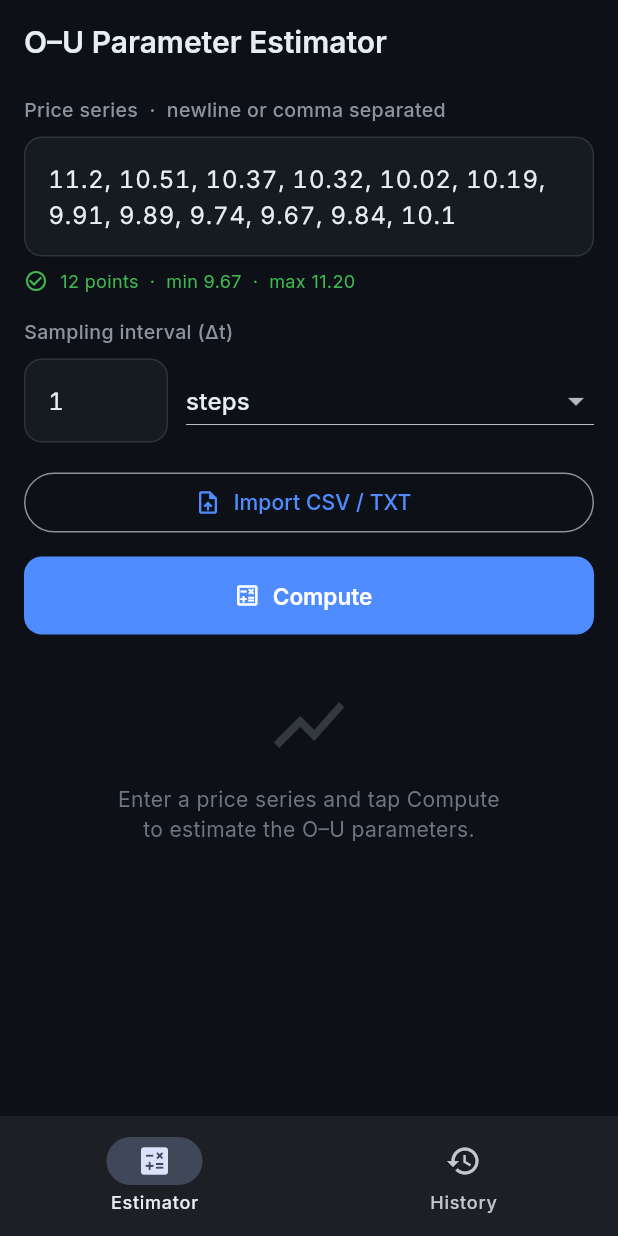
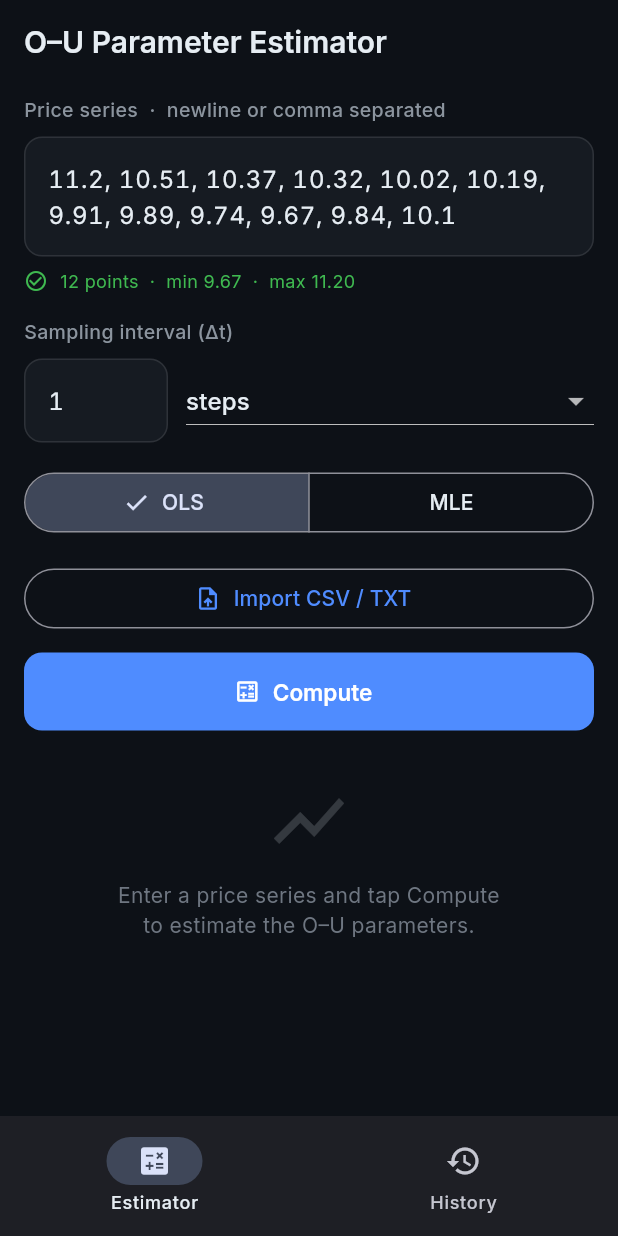
Before and after one commit to rakibulmehedi/ou_estimator, a Flutter app: the screen it shows after launch, on a phone screen of 412 x 824 dp. Run offline on Flutter 3.47's test engine with Material 3 defaults, Android fonts, the phone set to English and light mode, and no system bars; our stand-ins replace file_picker, fl_chart, flutter_animate, flutter_riverpod, google_fonts, isar_community; accounts and stored records are empty; generated files the repository leaves out were written again.

Commit message:
feat: estimation depth UI — OLS/MLE toggle, DiagnosticsPanel

```diff
--- a/lib/ui/estimation/estimation_screen.dart
+++ b/lib/ui/estimation/estimation_screen.dart
@@ -6,6 +6,7 @@ import '../core/theme.dart';
 import '../core/tokens.dart';
 import '../core/widgets/section_label.dart';
 import 'estimation_state.dart';
+import 'widgets/diagnostics_panel.dart';
 import 'widgets/input_panel.dart';
 import 'widgets/metrics_panel.dart';
 import 'widgets/price_chart.dart';
@@ -84,6 +85,10 @@ class _EstimationScreenState extends ConsumerState<EstimationScreen> {
           const SizedBox(height: Spacing.xl),
           MetricsPanel(result: state.result!, unitLabel: state.unitLabel),
           const SizedBox(height: Spacing.xl),
+          const SectionLabel('Fit diagnostics'),
+          const SizedBox(height: Spacing.md),
+          DiagnosticsPanel(result: state.result!),
+          const SizedBox(height: Spacing.xl),
           const SectionLabel('Series & equilibrium (μ)'),
           const SizedBox(height: Spacing.md),
           SizedBox(
--- a/lib/ui/estimation/estimation_state.dart
+++ b/lib/ui/estimation/estimation_state.dart
@@ -1,4 +1,5 @@
 import '../../domain/use_cases/ou_estimator.dart';
+import '../../domain/value/estimation_method.dart';
 
 /// Immutable snapshot of the estimation screen.
 class EstimationState {
@@ -8,6 +9,8 @@ class EstimationState {
     this.error,
     this.loading = false,
     this.unitLabel = 'step',
+    this.method = EstimationMethod.ols,
+    this.samplingIntervalSeconds,
   });
 
   final List<double> series;
@@ -15,8 +18,10 @@ class EstimationState {
   final String? error;
   final bool loading;
 
-  /// Singular unit label for the active Δt (e.g. 'day'); annotates θ / half-life.
+  /// Singular Δt unit label (e.g. 'day') for θ ("per <label>") and half-life.
   final String unitLabel;
+  final EstimationMethod method;
+  final double? samplingIntervalSeconds;
 
   bool get hasResult => result != null;
 
@@ -26,6 +31,8 @@ class EstimationState {
     String? error,
     bool? loading,
     String? unitLabel,
+    EstimationMethod? method,
+    double? samplingIntervalSeconds,
     bool clearError = false,
     bool clearResult = false,
   }) {
@@ -35,6 +42,9 @@ class EstimationState {
       error: clearError ? null : (error ?? this.error),
       loading: loading ?? this.loading,
       unitLabel: unitLabel ?? this.unitLabel,
+      method: method ?? this.method,
+      samplingIntervalSeconds:
+          samplingIntervalSeconds ?? this.samplingIntervalSeconds,
     );
   }
 }
--- a/lib/ui/estimation/widgets/input_panel.dart
+++ b/lib/ui/estimation/widgets/input_panel.dart
@@ -3,6 +3,7 @@ import 'package:flutter_riverpod/flutter_riverpod.dart';
 
 import '../../../data/services/text_input_parser.dart';
 import '../../../domain/value/dt_unit.dart';
+import '../../../domain/value/estimation_method.dart';
 import '../../../providers/providers.dart';
 import '../../core/theme.dart';
 import '../../core/tokens.dart';
@@ -70,6 +71,17 @@ class _InputPanelState extends ConsumerState<InputPanel> {
     final state = ref.watch(estimationControllerProvider);
     final notifier = ref.read(estimationControllerProvider.notifier);
 
+    ref.listen<String>(seriesTextProvider, (_, next) {
+      if (next.isNotEmpty && _seriesController.text != next) {
+        _seriesController.text = next;
+        WidgetsBinding.instance.addPostFrameCallback((_) {
+          if (mounted) {
+            ref.read(seriesTextProvider.notifier).state = '';
+          }
+        });
+      }
+    });
+
     return Column(
       crossAxisAlignment: CrossAxisAlignment.stretch,
       children: [
@@ -125,6 +137,22 @@ class _InputPanelState extends ConsumerState<InputPanel> {
               ),
             ),
           ],
+        ),
+        const SizedBox(height: Spacing.lg),
+        SegmentedButton<EstimationMethod>(
+          segments: const [
+            ButtonSegment(
+              value: EstimationMethod.ols,
+              label: Text('OLS'),
+            ),
+            ButtonSegment(
+              value: EstimationMethod.mle,
+              label: Text('MLE'),
+            ),
+          ],
+          selected: {state.method},
+          onSelectionChanged: (selection) =>
+              notifier.setMethod(selection.first),
         ),
         const SizedBox(height: Spacing.lg),
         OutlinedButton.icon(
```
Also changed, not shown: lib/providers/providers.dart (+19 -0 lines), lib/ui/estimation/estimation_controller.dart (+38 -22 lines), lib/ui/estimation/widgets/diagnostics_panel.dart (added, +111 -0 lines).
